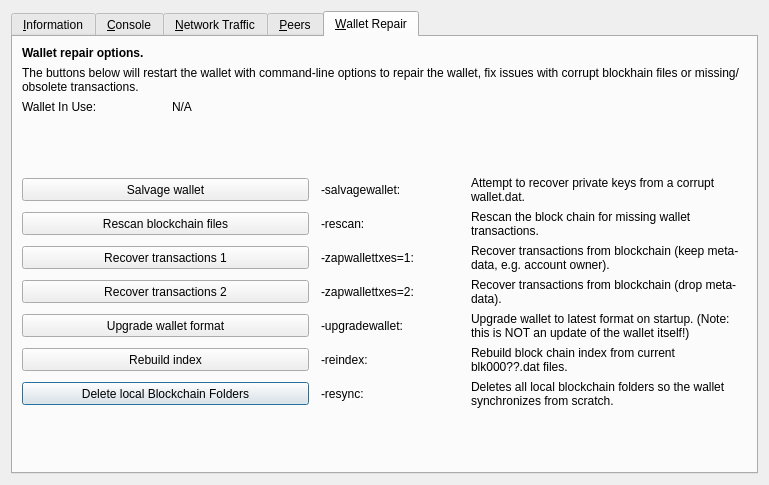
Above: src/qt/forms/rpcconsole.ui from project-qmc/QMC before the change. Below: the same form after it.
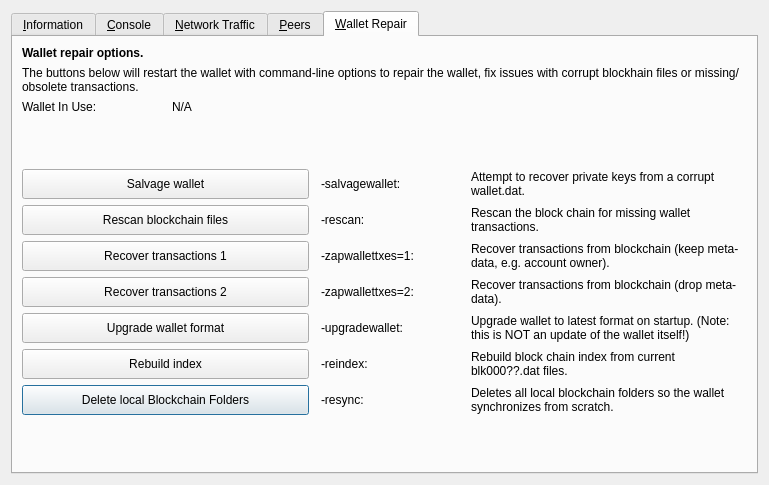
That is the form after the change. The open tabs and pages were chosen to show the change. Icons and pictures are not drawn. Custom widgets are drawn as their Qt base class.

The edit to the form file:
```diff
--- a/src/qt/forms/rpcconsole.ui
+++ b/src/qt/forms/rpcconsole.ui
@@ -1085,8 +1085,8 @@
         <widget class="QPushButton" name="btn_resync">
          <property name="minimumSize">
           <size>
-           <width>100</width>
-           <height>23</height>
+           <width>160</width>
+           <height>30</height>
           </size>
          </property>
          <property name="text">
@@ -1163,8 +1163,8 @@
         <widget class="QPushButton" name="btn_salvagewallet">
          <property name="minimumSize">
           <size>
-           <width>100</width>
-           <height>23</height>
+           <width>160</width>
+           <height>30</height>
           </size>
          </property>
          <property name="text">
@@ -1193,8 +1193,8 @@
         <widget class="QPushButton" name="btn_rescan">
          <property name="minimumSize">
           <size>
-           <width>100</width>
-           <height>23</height>
+           <width>160</width>
+           <height>30</height>
           </size>
          </property>
          <property name="text">
@@ -1223,8 +1223,8 @@
         <widget class="QPushButton" name="btn_zapwallettxes1">
          <property name="minimumSize">
           <size>
-           <width>100</width>
-           <height>23</height>
+           <width>160</width>
+           <height>30</height>
           </size>
          </property>
          <property name="text">
@@ -1253,8 +1253,8 @@
         <widget class="QPushButton" name="btn_zapwallettxes2">
          <property name="minimumSize">
           <size>
-           <width>100</width>
-           <height>23</height>
+           <width>160</width>
+           <height>30</height>
           </size>
          </property>
          <property name="text">
@@ -1283,8 +1283,8 @@
         <widget class="QPushButton" name="btn_upgradewallet">
          <property name="minimumSize">
           <size>
-           <width>100</width>
-           <height>23</height>
+           <width>160</width>
+           <height>30</height>
           </size>
          </property>
          <property name="text">
@@ -1313,8 +1313,8 @@
         <widget class="QPushButton" name="btn_reindex">
          <property name="minimumSize">
           <size>
-           <width>100</width>
-           <height>23</height>
+           <width>160</width>
+           <height>30</height>
           </size>
          </property>
          <property name="text">
```
Left out of the diff: 51 changed lines with no effect on the pictures.
